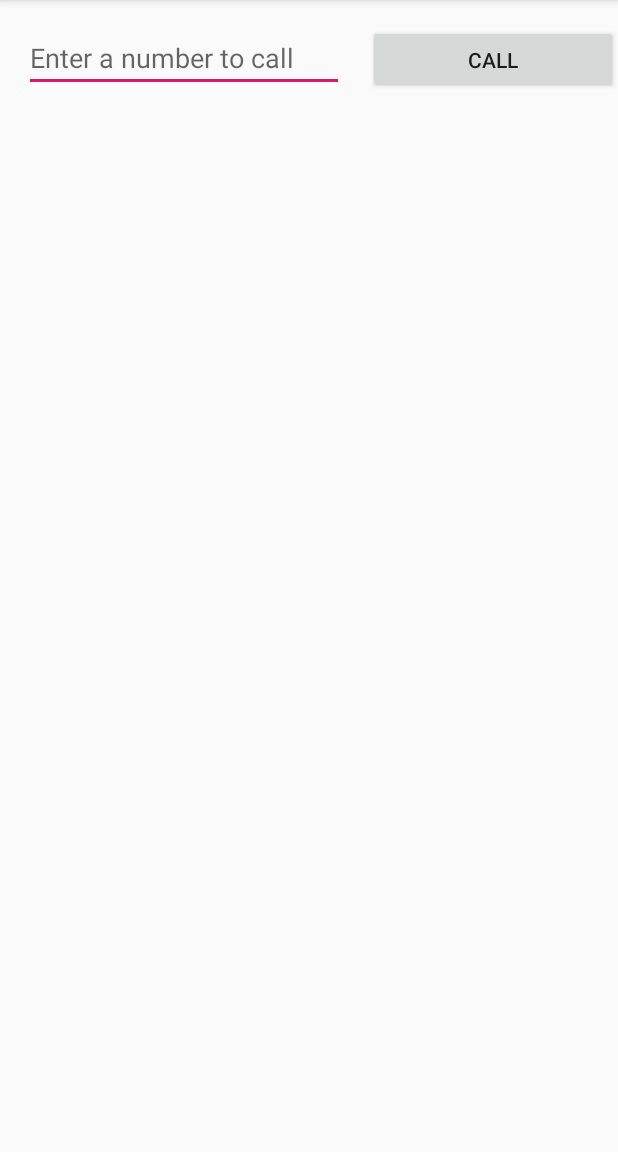
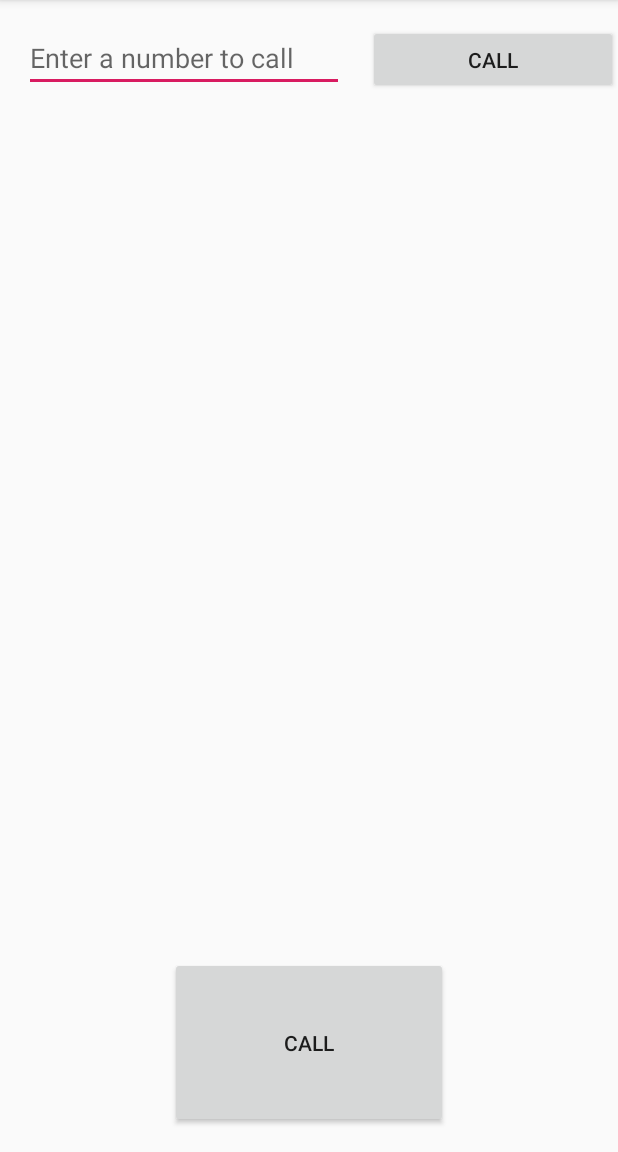
Before and after one commit to amir1902/HelloWorld, an Android app: the screen it shows after launch (MainActivity), on a phone screen of 412 x 824 dp, the part 84-1236 px from its top. Run offline under Robolectric (Android 15) with nearby library versions, the phone set to English and light mode, and no system bars.

Commit message:
Added another button that opens the activity of calling number

```diff
--- a/app/src/main/java/com/shajafamir/helloworld222/MainActivity.kt
+++ b/app/src/main/java/com/shajafamir/helloworld222/MainActivity.kt
@@ -5,6 +5,13 @@ import androidx.appcompat.app.AppCompatActivity
 import android.os.Bundle
 import android.view.View
 import android.widget.EditText
+import android.net.Uri.fromParts
+import androidx.core.app.ComponentActivity
+import androidx.core.app.ComponentActivity.ExtraData
+import androidx.core.content.ContextCompat.getSystemService
+import android.icu.lang.UCharacter.GraphemeClusterBreak.T
+import android.net.Uri
+
 
 const val EXTRA_MESSAGE = "com.shajafamir.helloworld222.MESSAGE"
 
@@ -24,4 +31,11 @@ class MainActivity : AppCompatActivity() {
         }
         startActivity(intent)
     }
+
+    /** Called when user taps lower button */
+    fun dialContactPhone(view: View) {
+        val editText = findViewById<EditText>(R.id.editText)
+            val phoneNumber = editText.text.toString()
+        startActivity(Intent(Intent.ACTION_DIAL, Uri.fromParts("tel", phoneNumber, null)))
+    }
 }
--- a/app/src/main/res/layout/activity_main.xml
+++ b/app/src/main/res/layout/activity_main.xml
@@ -12,7 +12,7 @@
         android:layout_height="46dp"
         android:layout_marginStart="16dp"
         android:layout_marginLeft="16dp"
-        android:onClick="sendMessage"
+        android:onClick="dialContactPhone"
         android:text="@string/button_send"
         app:layout_constraintBaseline_toBaselineOf="@+id/editText"
         app:layout_constraintEnd_toEndOf="parent"
@@ -33,4 +33,19 @@
         app:layout_constraintHorizontal_bias="0.5"
         app:layout_constraintStart_toStartOf="parent"
         app:layout_constraintTop_toTopOf="parent" />
+
+    <Button
+        android:id="@+id/callButton"
+        android:layout_width="185dp"
+        android:layout_height="114dp"
+        android:layout_marginStart="16dp"
+        android:layout_marginLeft="16dp"
+        android:layout_marginEnd="16dp"
+        android:layout_marginRight="16dp"
+        android:layout_marginBottom="16dp"
+        android:onClick="dialContactPhone"
+        android:text="@string/button_send"
+        app:layout_constraintBottom_toBottomOf="parent"
+        app:layout_constraintEnd_toEndOf="parent"
+        app:layout_constraintStart_toStartOf="parent" />
 </androidx.constraintlayout.widget.ConstraintLayout>
```
